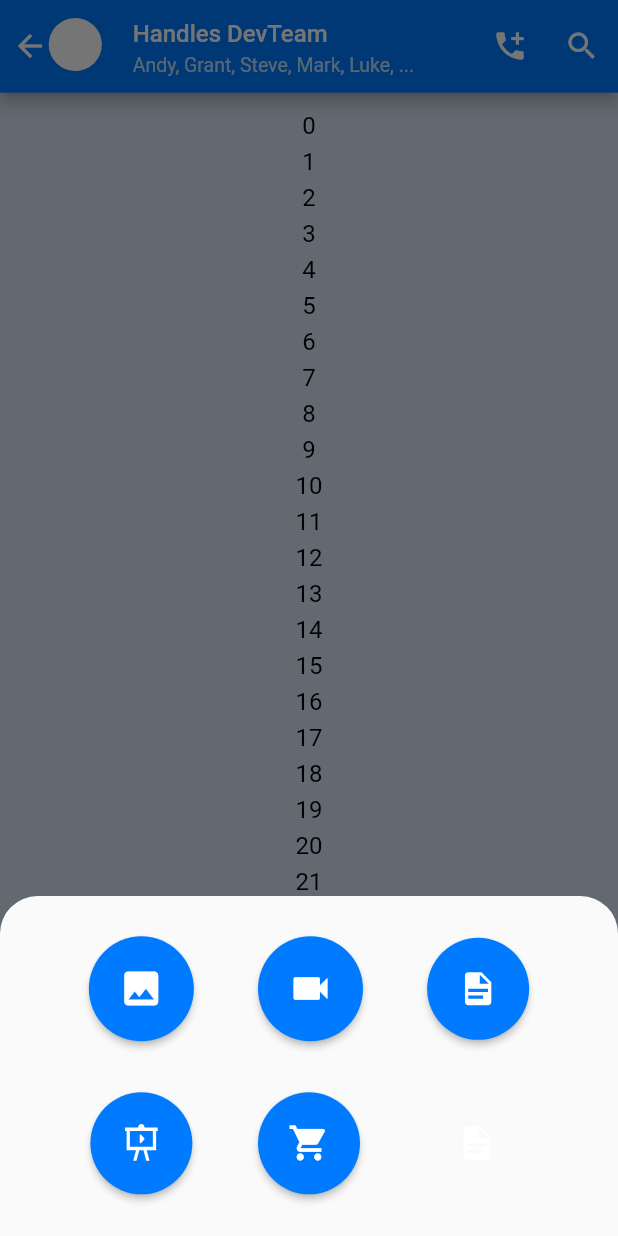
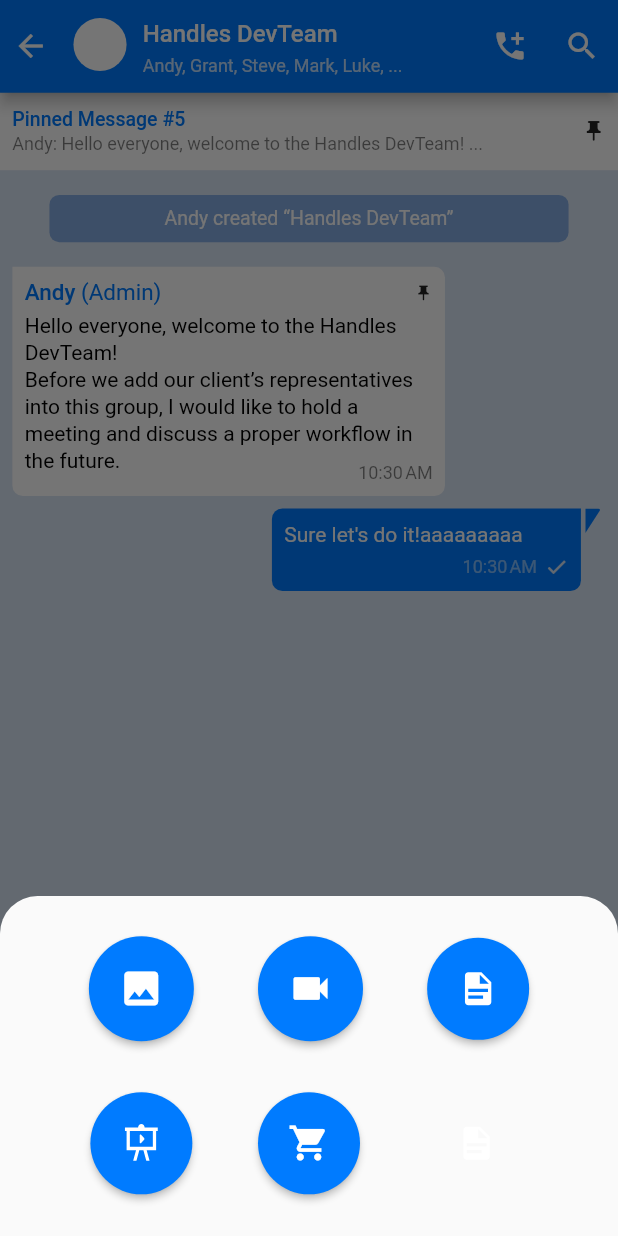
Before and after one commit to james-sebastian/handles, a Flutter app: the HandlesPage screen opened directly, after a tap on the "add" icon, on a phone screen of 412 x 824 dp. Run offline on Flutter 3.47's test engine with Material 2 defaults, Android fonts, the phone set to English and light mode, and no system bars; our stand-ins replace animate_do, firebase_auth, firebase_core, firebase_storage, flutter_hex_color, flutter_svg and 3 more; missing offline and left inert: country_list_pick, flutter_app_badger; accounts and stored records are empty.

Commit message:
:sparkles: Handles Status Block, Pinned Message, and Plain Chat

```diff
--- a/lib/config/colors.dart
+++ b/lib/config/colors.dart
@@ -26,4 +26,5 @@ class Palette{
   static Color warning = HexColor("CF1B2B");
   static Color formColor = HexColor("F0F0F0");
   static Color handlesBackground = HexColor("D8E4F4");
+  static Color handlesChat = HexColor("84ADE3");
 }
--- a/lib/screen/homepage/handles_page.dart
+++ b/lib/screen/homepage/handles_page.dart
@@ -45,9 +45,6 @@ class _HandlesPageState extends State<HandlesPage> {
       "Meetings",
       "Services"
     ];
-    List<String> test = List.generate(100, (index){
-      return index.toString();
-    });
 
     return Scaffold(
       backgroundColor: Palette.handlesBackground,
@@ -58,7 +55,7 @@ class _HandlesPageState extends State<HandlesPage> {
       : SizedBox(),
       appBar: AppBar(
         toolbarHeight: MQuery.height(0.075, context),
-        leadingWidth: MQuery.width(0.02, context),
+        leadingWidth: MQuery.width(0.04, context),
         leading: Padding(
           padding: EdgeInsets.only(left: 8.0),
           child: GestureDetector(
@@ -72,6 +69,8 @@ class _HandlesPageState extends State<HandlesPage> {
           ),
         ),
         title: ListTile(
+          onTap: (){},
+          horizontalTitleGap: MQuery.width(0.0075, context),
           contentPadding: EdgeInsets.fromLTRB(
             MQuery.width(0, context),
             MQuery.height(0.01, context),
@@ -91,7 +90,7 @@ class _HandlesPageState extends State<HandlesPage> {
           ),
           subtitle: Font.out(
             "Andy, Grant, Steve, Mark, Luke, ...",
-            fontSize: 13,
+            fontSize: 12,
             fontWeight: FontWeight.w400,
             textAlign: TextAlign.start,
             color: Colors.white.withOpacity(0.75)
@@ -99,6 +98,7 @@ class _HandlesPageState extends State<HandlesPage> {
         ),
         actions: [
           IconButton(
+            padding: EdgeInsets.zero,
             tooltip: "Make a Group Call",
             icon: AdaptiveIcon(
               android: Icons.add_call,
@@ -118,32 +118,96 @@ class _HandlesPageState extends State<HandlesPage> {
       ),
       body: Column(
         children: [
+          isKeyboardOpen
+          ? SizedBox()
+          : Expanded(
+              flex: 4,
+              child: InkWell(
+                onTap: (){
+                  //TODO: LOGIC: CALCULATE TARGET POSITION BY LIST'S INDEX
+                },
+                child: Container(
+                  padding: EdgeInsets.only(
+                    left: MQuery.width(0.01, context),
+                    right: MQuery.width(0.01, context)
+                  ),
+                  width: MQuery.width(1, context),
+                  color: Colors.white,
+                  child: Row(
+                    mainAxisAlignment: MainAxisAlignment.spaceBetween,
+                    children: [
+                      Column(
+                        crossAxisAlignment: CrossAxisAlignment.start,
+                        mainAxisAlignment: MainAxisAlignment.center,
+                        children: [
+                          Text(
+                            "Pinned Message #5",
+                            textAlign: TextAlign.start,
+                            style: TextStyle(
+                              color: Palette.primary,
+                              fontWeight: FontWeight.w500,
+                              fontSize: 13
+                            ),
+                          ),
+                          SizedBox(height: 2),
+                          Text(
+                            "Andy: Hello everyone, welcome to the Handles DevTeam! ...",
+                            textAlign: TextAlign.start,
+                            style: TextStyle(
+                              color: Colors.black.withOpacity(0.5),
+                              fontWeight: FontWeight.w400,
+                              fontSize: 12
+                            ),
+                          ),
+                        ]
+                      ),
+                      AdaptiveIcon(
+                        android: Icons.push_pin,
+                        iOS: CupertinoIcons.pin_fill,
+                        size: 16
+                      ),
+                    ],
+                  )
+                ),
+              )
+            ),
           Expanded(
-            flex: isKeyboardOpen ? 10 : 11,
+            flex: isKeyboardOpen ? 23 : 50,
             child: ListView.builder(
               controller: _scrollController,
               reverse: false,
               itemCount: 100,
               itemBuilder: (context, index){
-                return Padding(
-                  padding: EdgeInsets.only(
-                    bottom: index == test.length - 1
-                    ? MQuery.height(0.01, context)
-                    : 0,
-                    top: index == 0
-                    ? MQuery.height(0.01, context)
-                    : 0
-                  ),
-                  child: Font.out(
-                    test[index],
-                    fontSize: 16
-                  ),
-                );
+                if (index == 0) {
+                  return HandlesStatusBlock(
+                    content: "Andy created “Handles DevTeam”"
+                  );
+                } else {
+                  return index == 1
+                  ? PlainChat(
+                      timestamp: DateTime.now(),
+                      sender: "Andy",
+                      senderRole: "Admin",
+                      isRecurring: false,
+                      content: "Hello everyone, welcome to the Handles DevTeam! \nBefore we add our client’s representatives into this group, I would like to hold a meeting and discuss a proper workflow in the future. ",
+                      isPinned: true,
+                    )
+                  : index == 2
+                    ? PlainChat(
+                        timestamp: DateTime.now(),
+                        sender: "a",
+                        senderRole: "",
+                        isRecurring: false,
+                        content: "Sure let's do it!aaaaaaaaa",
+                        isPinned: false
+                      )
+                    : SizedBox();
+                }
               }
             ),
           ),
           Expanded(
-            flex: isKeyboardOpen ? 2 : 1,
+            flex: isKeyboardOpen ? 4 : 5,
             child: Container(
               padding: EdgeInsets.only(
                 left: MQuery.height(0.015, context),
@@ -166,7 +230,7 @@ class _HandlesPageState extends State<HandlesPage> {
                           hintText: "Type a message",
                           contentPadding: EdgeInsets.fromLTRB(
                             MQuery.width(0.02, context),
-                            isKeyboardOpen ? MQuery.height(0.0225, context) : MQuery.height(0.0175, context),
+                            MQuery.height(0.0175, context),
                             MQuery.width(0.02, context),
                             MQuery.height(0, context)
                           ),
--- a/lib/screen/pages.dart
+++ b/lib/screen/pages.dart
@@ -7,6 +7,7 @@ import 'package:flutter/cupertino.dart';
 import 'package:flutter/material.dart';
 import 'package:flutter/rendering.dart';
 import 'package:flutter/services.dart';
+import 'package:flutter_svg/flutter_svg.dart';
 import 'package:get/get.dart';
 import 'package:handles/config/config.dart';
 import 'package:handles/widget/widgets.dart';
@@ -14,6 +15,7 @@ import 'package:flutter_app_badger/flutter_app_badger.dart';
 import 'package:image_picker/image_picker.dart';
 import 'package:pinput/pin_put/pin_put.dart';
 import 'package:animate_do/animate_do.dart';
+import 'dart:math' as math;
 
 part 'auth/onboarding.dart';
 part 'auth/phone_input.dart';
--- /dev/null
+++ b/lib/widget/handles_status_block.dart
@@ -0,0 +1,36 @@
+part of "widgets.dart";
+
+class HandlesStatusBlock extends StatelessWidget {
+
+  final String content;
+
+  const HandlesStatusBlock({ Key? key, required this.content }) : super(key: key);
+
+  @override
+  Widget build(BuildContext context) {
+    return Container(
+      margin: EdgeInsets.symmetric(
+        vertical: MQuery.height(0.02, context),
+        horizontal: MQuery.width(0.04, context)
+      ),
+      padding: EdgeInsets.all(
+        MQuery.height(0.01, context),
+      ),
+      decoration: BoxDecoration(
+        color: Palette.handlesChat,
+        borderRadius: BorderRadius.all(Radius.circular(6.5))
+      ),
+      child: Center(
+        child: Text(
+          '${this.content}',
+          style: TextStyle(
+            color: Colors.white,
+            fontWeight: FontWeight.w400,
+            fontSize: 13
+          ),
+          textAlign: TextAlign.center,
+        )
+      )
+    );
+  }
+}
--- /dev/null
+++ b/lib/widget/plain_chat.dart
@@ -0,0 +1,215 @@
+part of "widgets.dart";
+
+class PlainChat extends StatelessWidget {
+  final DateTime timestamp;
+  final String sender;
+  final String senderRole;
+  final String content;
+  final bool isRecurring;
+  final bool isPinned;
+
+  const PlainChat({
+    Key? key,
+    required this.timestamp,
+    required this.sender,
+    required this.senderRole,
+    required this.content,
+    required this.isRecurring,
+    required this.isPinned
+  }) : super(key: key);
+
+  @override
+  Widget build(BuildContext context) {
+    return sender == "a" //TODO: CHECK IF SENDER == USER ID
+        ? Container(
+            width: MQuery.width(1, context),
+            margin: EdgeInsets.only(
+              bottom: isRecurring
+              ? MQuery.width(0, context)
+              : MQuery.width(0.01, context)
+            ),
+            padding: EdgeInsets.symmetric(horizontal: MQuery.width(0.01, context)),
+            child: Row(
+              mainAxisAlignment: MainAxisAlignment.end,
+              crossAxisAlignment: CrossAxisAlignment.start,
+              children: [
+                ConstrainedBox(
+                  constraints: BoxConstraints(
+                      maxWidth: MQuery.width(
+                        this.content.length >= 30
+                        ? 0.35
+                        : this.content.length >= 20
+                          ? 0.25
+                          : 0.15
+                        , context
+                      ),
+                      minWidth: MQuery.width(0.1, context),
+                      minHeight: MQuery.height(0.045, context)),
+                  child: Container(
+                      padding: EdgeInsets.all(MQuery.height(0.01, context)),
+                      decoration: BoxDecoration(
+                          color: Palette.primary,
+                          borderRadius: BorderRadius.only(
+                              topRight: isRecurring ? Radius.circular(7) : Radius.circular(0),
+                              topLeft: Radius.circular(7),
+                              bottomRight: Radius.circular(7),
+                              bottomLeft: Radius.circular(7))),
+                      child: Stack(
+                        alignment: Alignment.bottomRight,
+                        children: [
+                          Row(
+                            mainAxisAlignment: MainAxisAlignment.end,
+                            children: [
+                              Text(
+                                DateFormat.jm().format(timestamp),
+                                textAlign: TextAlign.start,
+                                style: TextStyle(
+                                    color: Colors.white.withOpacity(0.5),
+                                    fontWeight: FontWeight.w400,
+                                    fontSize: 12),
+                              ),
+                              SizedBox(width: 5),
+                              AdaptiveIcon(
+                                android: Icons.check,
+                                iOS: CupertinoIcons.checkmark_alt,
+                                size: 16,
+                                color: Palette.handlesBackground,
+                              ),
+                            ],
+                          ),
+                          Align(
+                            alignment: Alignment.topLeft,
+                            child: Column(
+                              crossAxisAlignment: CrossAxisAlignment.start,
+                              mainAxisAlignment: MainAxisAlignment.spaceEvenly,
+                              children: [
+                                Text(
+                                  this.content,
+                                  textAlign: TextAlign.start,
+                                  style: TextStyle(
+                                      height: 1.25,
+                                      color: Colors.white,
+                                      fontWeight: FontWeight.w400,
+                                      fontSize: 14),
+                                ),
+                                SizedBox(
+                                    height: MQuery.height(
+                                        this.content.length >= 15
+                                            ? 0.025
+                                            : 0.0225,
+                                        context)),
+                              ],
+                            ),
+                          ),
+                        ],
+                      )),
+                ),
+                Transform(
+                  alignment: Alignment.center,
+                  transform: Matrix4.rotationY(math.pi),
+                  child: SvgPicture.asset(
+                    "assets/tool_tip.svg",
+                    color: Palette.primary,
+                    height: MQuery.height(0.02, context),
+                    width: MQuery.height(0.02, context),
+                  ),
+                ),
+              ],
+            ))
+        : Container(
+            width: MQuery.width(1, context),
+            margin: EdgeInsets.only(
+              bottom: isRecurring
+              ? MQuery.width(0, context)
+              : MQuery.width(0.01, context)),
+            padding:
+                EdgeInsets.symmetric(horizontal: MQuery.width(0.01, context)),
+            child: Row(
+              crossAxisAlignment: CrossAxisAlignment.start,
+              children: [
+                isRecurring
+                ? SvgPicture.asset(
+                    "assets/tool_tip.svg",
+                    height: MQuery.height(0.02, context),
+                    width: MQuery.height(0.02, context),
+                  )
+                : SizedBox(),
+                ConstrainedBox(
+                  constraints: BoxConstraints(
+                      maxWidth: MQuery.width(0.35, context),
+                      minWidth: MQuery.width(0.2, context),
+                      minHeight: MQuery.height(0.045, context)),
+                  child: Container(
+                      padding: EdgeInsets.all(MQuery.height(0.01, context)),
+                      decoration: BoxDecoration(
+                          color: Colors.white,
+                          borderRadius: BorderRadius.only(
+                              topLeft: isRecurring ? Radius.circular(7) : Radius.circular(0),
+                              topRight: Radius.circular(7),
+                              bottomRight: Radius.circular(7),
+                              bottomLeft: Radius.circular(7))),
+                      child: Stack(
+                        alignment: Alignment.bottomRight,
+                        children: [
+                          Text(
+                            DateFormat.jm().format(timestamp),
+                            textAlign: TextAlign.start,
+                            style: TextStyle(
+                                color: Colors.black.withOpacity(0.5),
+                                fontWeight: FontWeight.w400,
+                                fontSize: 12),
+                          ),
+                          Column(
+                            crossAxisAlignment: CrossAxisAlignment.start,
+                            mainAxisAlignment: MainAxisAlignment.spaceEvenly,
+                            children: [
+                              Row(
+                                mainAxisAlignment: MainAxisAlignment.spaceBetween,
+                                children: [
+                                  RichText(
+                                    text: TextSpan(
+                                      text: "${this.sender} ",
+                                      style: TextStyle(
+                                          //TODO: DYNAMIC COLOR CREATION
+                                          color: Palette.primary,
+                                          fontWeight: FontWeight.w500,
+                                          fontSize: 15),
+                                      children: [
+                                        TextSpan(
+                                            text: "(${this.senderRole})",
+                                            style: TextStyle(
+                                                color: Palette.primary,
+                                                fontWeight: FontWeight.w400,
+                                                fontSize: 15)),
+                                      ],
+                                    ),
+                                  ),
+                                  isPinned
+                                  ? AdaptiveIcon(
+                                      android: Icons.push_pin,
+                                      iOS: CupertinoIcons.pin_fill,
+                                      size: 12
+                                    )
+                                  : SizedBox()
+                                ],
+                              ),
+                              SizedBox(height: MQuery.height(0.005, context)),
+                              Text(
+                                this.content,
+                                textAlign: TextAlign.start,
+                                style: TextStyle(
+                                    height: 1.25,
+                                    color: Colors.black,
+                                    fontWeight: FontWeight.w400,
+                                    fontSize: 14),
+                              ),
+                              SizedBox(height: MQuery.height(0.0075, context)),
+                            ],
+                          ),
+                        ],
+                      )),
+                )
+              ],
+            ));
+  }
+}
--- a/lib/widget/widgets.dart
+++ b/lib/widget/widgets.dart
@@ -3,9 +3,13 @@ import 'package:flutter/material.dart';
 import 'package:flutter_svg/flutter_svg.dart';
 import 'package:handles/config/config.dart';
 import 'dart:io' show Platform;
+import 'dart:math' as math;
+import 'package:intl/intl.dart';
 
+part 'plain_chat.dart';
 part 'button.dart';
 part 'pro_tag.dart';
 part 'subscription_banner.dart';
 part 'adaptive_icon.dart';
 part 'adaptive_dialog.dart';
+part 'handles_status_block.dart';
--- a/pubspec.yaml
+++ b/pubspec.yaml
@@ -38,6 +38,7 @@ dependencies:
   flutter_svg: ^0.22.0
   get: ^4.1.4
   image_picker: ^0.8.0+4
+  intl: ^0.17.0
   pinput: ^1.2.0
 
 dev_dependencies:
```
Also changed, not shown: assets/tool_tip.svg (added), pubspec.lock.
